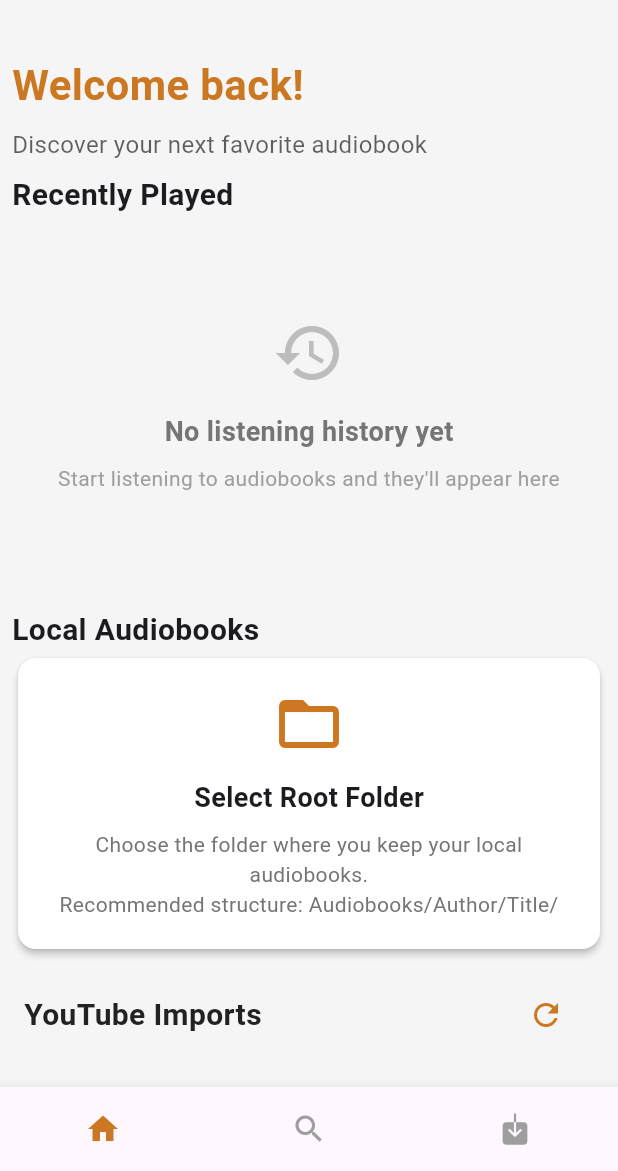
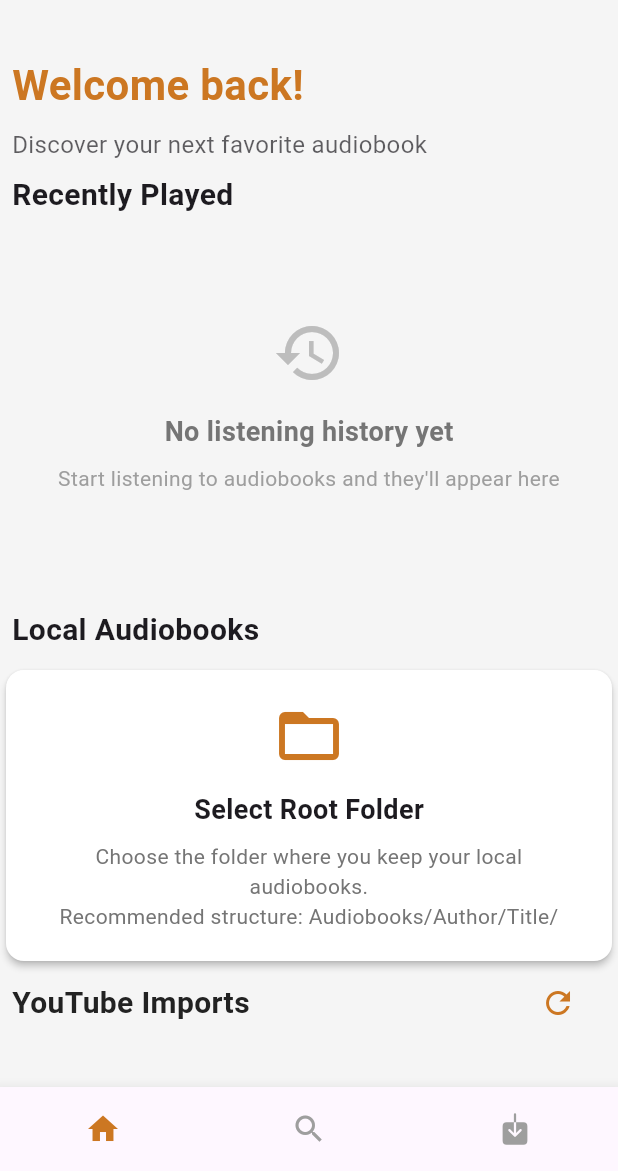
Before and after one commit to sagarchaulagai/aradia, a Flutter app: the Home screen opened by its route, on a phone screen of 412 x 824 dp, the part 65-1236 px from its top. Run offline on Flutter 3.47's test engine with Material 3 defaults, Android fonts, the phone set to English and light mode, and no system bars; our stand-ins replace audio_service, audio_video_progress_bar, bloc, cached_network_image, device_info_plus, file_picker and 13 more; missing offline and left inert: audio_session, back_button_interceptor, background_downloader, flutter_background, flutter_inappwebview, flutter_media_metadata and 3 more; accounts and stored records are empty; network calls fail; Roboto replaces fonts that are missing (Ubuntu); statements that could not run were skipped.

Commit message:
made padding consistent on home screen

```diff
--- a/lib/screens/home/widgets/history_section.dart
+++ b/lib/screens/home/widgets/history_section.dart
@@ -416,7 +416,7 @@ class _HistorySectionState extends State<HistorySection> {
             return SizedBox(
               height: 235,
               child: ListView.builder(
-                padding: const EdgeInsets.symmetric(horizontal: 16),
+                padding: const EdgeInsets.symmetric(horizontal: 8),
                 scrollDirection: Axis.horizontal,
                 itemCount: historyItems.length,
                 itemBuilder: (context, index) {
--- a/lib/screens/home/widgets/local_imports_section.dart
+++ b/lib/screens/home/widgets/local_imports_section.dart
@@ -113,12 +113,13 @@ class _LocalImportsSectionState extends State<LocalImportsSection> {
 
   @override
   Widget build(BuildContext context) {
-    return Padding(
-      padding: const EdgeInsets.fromLTRB(8, 0, 8, 8),
-      child: Column(
+    return Column(
       crossAxisAlignment: CrossAxisAlignment.start,
       children: [
-          Row(
+        // Match FavouriteSection's header padding
+        Padding(
+          padding: const EdgeInsets.fromLTRB(8, 0, 8, 8),
+          child: Row(
             mainAxisAlignment: MainAxisAlignment.spaceBetween,
             children: [
               Text(
@@ -131,21 +132,15 @@ class _LocalImportsSectionState extends State<LocalImportsSection> {
               if (rootFolderPath != null)
                 IconButton(
                   onPressed: _refreshAudiobooks,
-                  icon: const Icon(
-                    Icons.refresh,
-                    color: AppColors.primaryColor,
-                  ),
+                  icon: const Icon(Icons.refresh, color: AppColors.primaryColor),
                   tooltip: 'Refresh audiobooks',
                 ),
             ],
           ),
-          //const SizedBox(height: 8),
+        ),
+
         if (isLoading)
-            const Center(
-              child: CircularProgressIndicator(
-                color: AppColors.primaryColor,
-              ),
-            )
+          const Center(child: CircularProgressIndicator(color: AppColors.primaryColor))
         else if (rootFolderPath == null)
           _buildSelectFolderCard()
         else if (audiobooks.isEmpty)
@@ -153,7 +148,6 @@ class _LocalImportsSectionState extends State<LocalImportsSection> {
           else
             _buildAudiobooksList(),
       ],
-      ),
     );
   }
 
@@ -270,6 +264,7 @@ class _LocalImportsSectionState extends State<LocalImportsSection> {
       height: 250,
       child: ListView.builder(
         scrollDirection: Axis.horizontal,
+        padding: const EdgeInsets.symmetric(horizontal: 8),
         itemCount: audiobooks.length,
         itemBuilder: (context, index) {
           return LocalAudiobookItem(
--- a/lib/screens/home/widgets/youtube_import_section.dart
+++ b/lib/screens/home/widgets/youtube_import_section.dart
@@ -31,7 +31,7 @@ class _YoutubeImportsSectionState extends State<YoutubeImportsSection> {
       crossAxisAlignment: CrossAxisAlignment.start,
       children: [
         Padding(
-          padding: const EdgeInsets.symmetric(horizontal: 16.0, vertical: 8.0),
+          padding: const EdgeInsets.fromLTRB(8, 0, 8, 8),
           child: Row(
             mainAxisAlignment: MainAxisAlignment.spaceBetween,
             children: [
@@ -129,7 +129,7 @@ class _YoutubeImportsSectionState extends State<YoutubeImportsSection> {
 
               return ListView.builder(
                 scrollDirection: Axis.horizontal,
-                padding: const EdgeInsets.symmetric(horizontal: 16.0),
+                padding: const EdgeInsets.symmetric(horizontal: 8.0),
                 itemCount: audiobooks.length,
                 itemBuilder: (context, index) {
                   final audiobook = audiobooks[index];
```
Also changed, not shown: lib/screens/home/widgets/my_audiobooks.dart (+24 -20 lines). Lines whose indentation alone changed are shown as unchanged.
